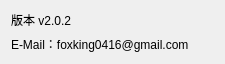
Qt form QtAboutDialog.ui (foxking0416/PythonStockPrice) before a commit.
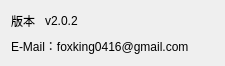
The same form after that commit.

What changed in the file:
```diff
--- a/QtAboutDialog.ui
+++ b/QtAboutDialog.ui
@@ -15,11 +15,35 @@
   </property>
   <layout class="QVBoxLayout" name="verticalLayout">
    <item>
+    <layout class="QHBoxLayout" name="horizontalLayout">
+     <item>
     <widget class="QLabel" name="label">
      <property name="text">
-      <string>版本 v2.0.2</string>
-     </property>
-    </widget>
+        <string>版本 </string>
+       </property>
+      </widget>
+     </item>
+     <item>
+      <widget class="QLabel" name="qtVersionLabel">
+       <property name="text">
+        <string>v2.0.2</string>
+       </property>
+      </widget>
+     </item>
+     <item>
+      <spacer name="horizontalSpacer">
+       <property name="orientation">
+        <enum>Qt::Horizontal</enum>
+       </property>
+       <property name="sizeHint" stdset="0">
+        <size>
+         <width>40</width>
+         <height>20</height>
+        </size>
+       </property>
+      </spacer>
+     </item>
+    </layout>
    </item>
    <item>
     <widget class="QLabel" name="label_2">
```
Lines whose indentation alone changed are shown as unchanged.
